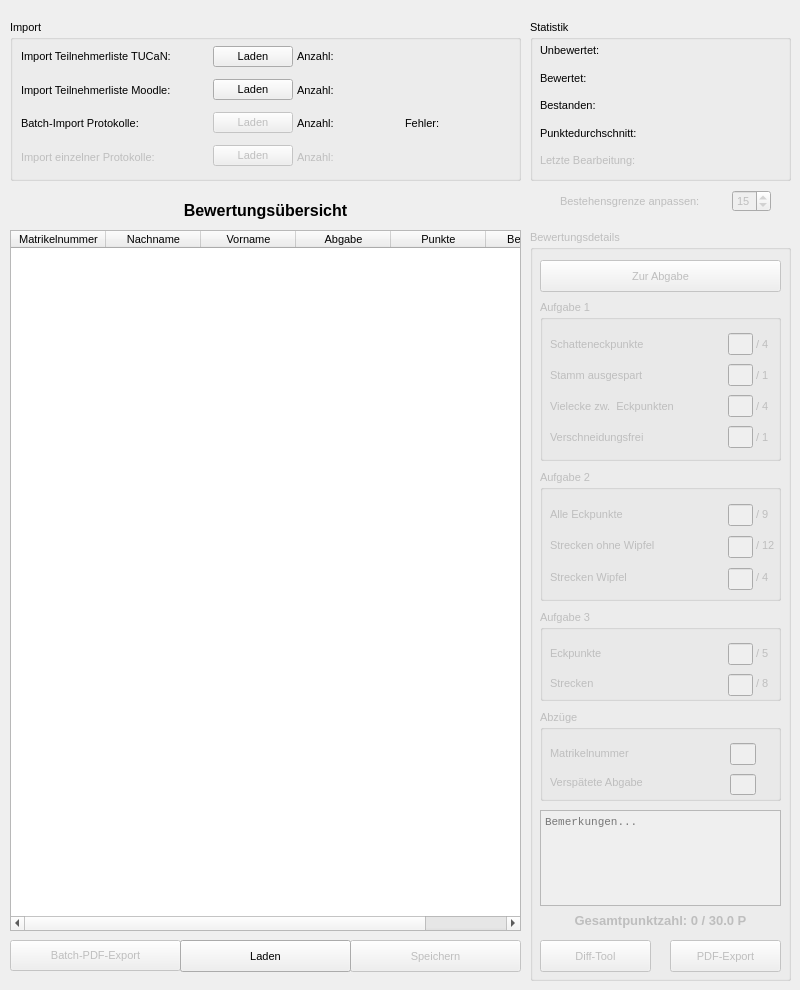
Before: the Qt Designer form gmvtestat2_win.ui in Dimey/IIB_GMV-Testat, drawn with Qt 5.
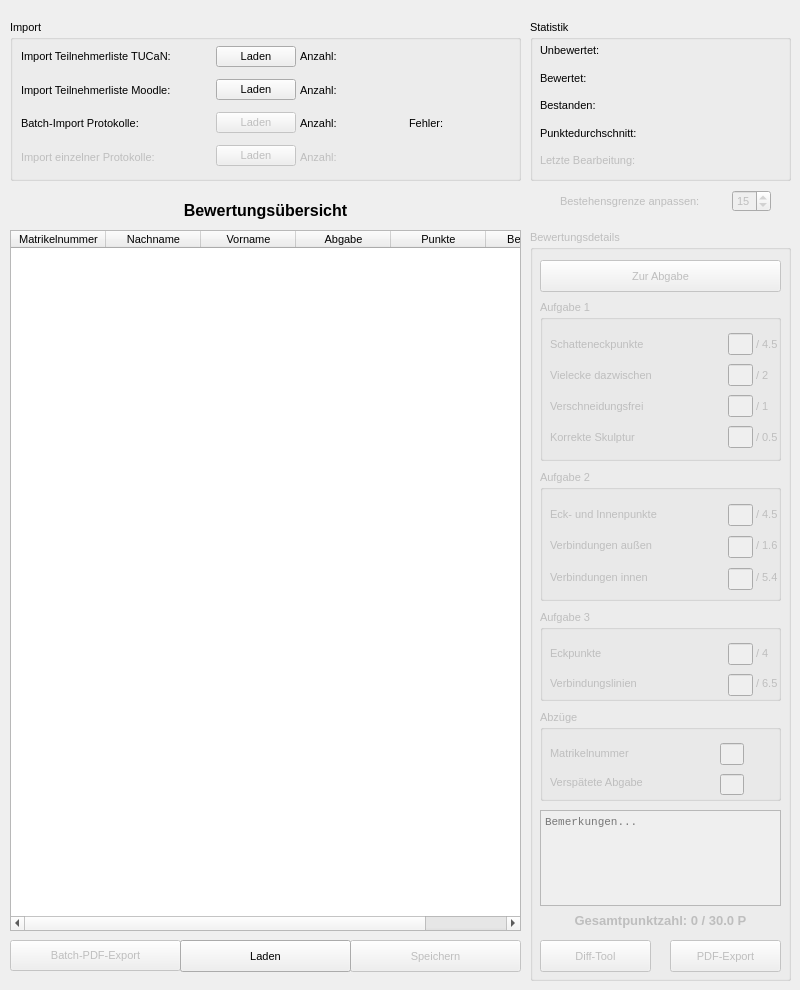
After: the same form once the commit is applied. Icons and pictures are not drawn.

Commit message: Adjustments to Windows UI

Diff of the .ui file:
```diff
--- a/gmvtestat2_win.ui
+++ b/gmvtestat2_win.ui
@@ -287,7 +287,7 @@
             </font>
            </property>
            <property name="text">
-            <string>Stamm ausgespart</string>
+            <string>Vielecke dazwischen</string>
            </property>
           </widget>
          </item>
@@ -299,22 +299,22 @@
             </font>
            </property>
            <property name="text">
-            <string>Vielecke zw.  Eckpunkten</string>
-           </property>
-          </widget>
-         </item>
-         <item>
-          <widget class="QLabel" name="label_11">
-           <property name="font">
-            <font>
-             <pointsize>8</pointsize>
-            </font>
-           </property>
-           <property name="text">
             <string>Verschneidungsfrei</string>
            </property>
           </widget>
          </item>
+         <item>
+          <widget class="QLabel" name="label_11">
+           <property name="font">
+            <font>
+             <pointsize>8</pointsize>
+            </font>
+           </property>
+           <property name="text">
+            <string>Korrekte Skulptur</string>
+           </property>
+          </widget>
+         </item>
         </layout>
        </item>
        <item>
@@ -391,7 +391,7 @@
             </font>
            </property>
            <property name="text">
-            <string>/ 4 </string>
+            <string>/ 4.5</string>
            </property>
           </widget>
          </item>
@@ -403,7 +403,7 @@
             </font>
            </property>
            <property name="text">
-            <string>/ 1</string>
+            <string>/ 2</string>
            </property>
           </widget>
          </item>
@@ -415,7 +415,7 @@
             </font>
            </property>
            <property name="text">
-            <string>/ 4</string>
+            <string>/ 1</string>
            </property>
           </widget>
          </item>
@@ -427,7 +427,7 @@
             </font>
            </property>
            <property name="text">
-            <string>/ 1</string>
+            <string>/ 0.5</string>
            </property>
           </widget>
          </item>
@@ -476,7 +476,7 @@
             </font>
            </property>
            <property name="text">
-            <string>Alle Eckpunkte</string>
+            <string>Eck- und Innenpunkte</string>
            </property>
           </widget>
          </item>
@@ -488,7 +488,7 @@
             </font>
            </property>
            <property name="text">
-            <string>Strecken ohne Wipfel     </string>
+            <string>Verbindungen außen</string>
            </property>
           </widget>
          </item>
@@ -500,7 +500,7 @@
             </font>
            </property>
            <property name="text">
-            <string>Strecken Wipfel</string>
+            <string>Verbindungen innen</string>
            </property>
           </widget>
          </item>
@@ -562,7 +562,7 @@
             </font>
            </property>
            <property name="text">
-            <string>/ 9</string>
+            <string>/ 4.5</string>
            </property>
           </widget>
          </item>
@@ -574,7 +574,7 @@
             </font>
            </property>
            <property name="text">
-            <string>/ 12</string>
+            <string>/ 1.6</string>
            </property>
           </widget>
          </item>
@@ -586,7 +586,7 @@
             </font>
            </property>
            <property name="text">
-            <string>/ 4</string>
+            <string>/ 5.4</string>
            </property>
           </widget>
          </item>
@@ -647,7 +647,7 @@
             </font>
            </property>
            <property name="text">
-            <string>Strecken</string>
+            <string>Verbindungslinien</string>
            </property>
           </widget>
          </item>
@@ -697,7 +697,7 @@
             </font>
            </property>
            <property name="text">
-            <string>/ 5 </string>
+            <string>/ 4</string>
            </property>
           </widget>
          </item>
@@ -709,7 +709,7 @@
             </font>
            </property>
            <property name="text">
-            <string>/ 8</string>
+            <string>/ 6.5</string>
            </property>
           </widget>
          </item>
@@ -735,12 +735,12 @@
      <property name="title">
       <string>Abzüge</string>
      </property>
-     <widget class="QWidget" name="">
+     <widget class="QWidget" name="layoutWidget">
       <property name="geometry">
        <rect>
         <x>10</x>
         <y>30</y>
-        <width>234</width>
+        <width>221</width>
         <height>55</height>
        </rect>
       </property>
@@ -823,7 +823,7 @@
             </font>
            </property>
            <property name="text">
-            <string>     </string>
+            <string/>
            </property>
           </widget>
          </item>
@@ -835,7 +835,7 @@
             </font>
            </property>
            <property name="text">
-            <string>     </string>
+            <string/>
            </property>
           </widget>
          </item>
@@ -902,7 +902,7 @@
     <property name="title">
      <string>Import</string>
     </property>
-    <widget class="QWidget" name="">
+    <widget class="QWidget" name="layoutWidget">
      <property name="geometry">
       <rect>
        <x>11</x>
@@ -1143,14 +1143,14 @@
         <item>
          <widget class="QLabel" name="label_40">
           <property name="text">
-           <string>             </string>
+           <string/>
           </property>
          </widget>
         </item>
         <item>
          <widget class="QLabel" name="label_41">
           <property name="text">
-           <string>             </string>
+           <string/>
           </property>
          </widget>
         </item>
@@ -1169,7 +1169,7 @@
         <item>
          <widget class="QLabel" name="label_42">
           <property name="text">
-           <string>             </string>
+           <string/>
           </property>
          </widget>
         </item>
@@ -1180,14 +1180,14 @@
         <item>
          <widget class="QLabel" name="label_43">
           <property name="text">
-           <string>             </string>
+           <string/>
           </property>
          </widget>
         </item>
         <item>
          <widget class="QLabel" name="label_44">
           <property name="text">
-           <string>             </string>
+           <string/>
           </property>
          </widget>
         </item>
@@ -1206,7 +1206,7 @@
         <item>
          <widget class="QLabel" name="label_45">
           <property name="text">
-           <string>             </string>
+           <string/>
           </property>
          </widget>
         </item>
@@ -1408,7 +1408,7 @@
      </layout>
     </widget>
    </widget>
-   <widget class="QWidget" name="">
+   <widget class="QWidget" name="layoutWidget">
     <property name="geometry">
      <rect>
       <x>560</x>
```
Left out of the diff: 2 changed lines with no effect on the pictures. The commit also changes 1 other file.
